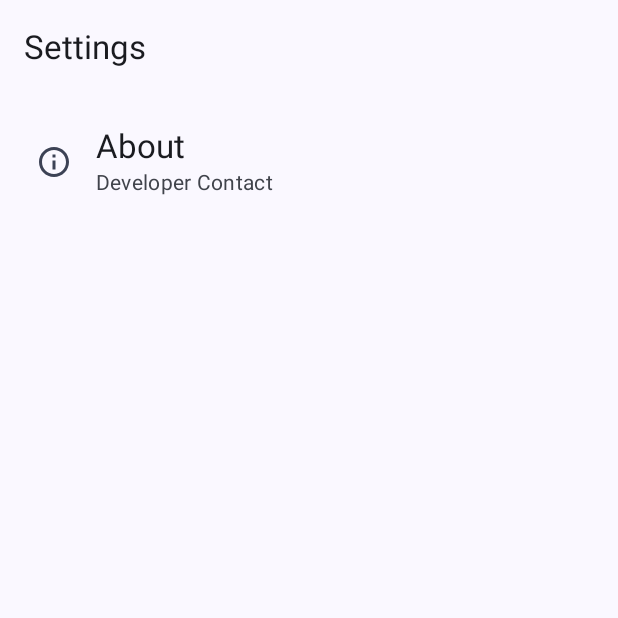
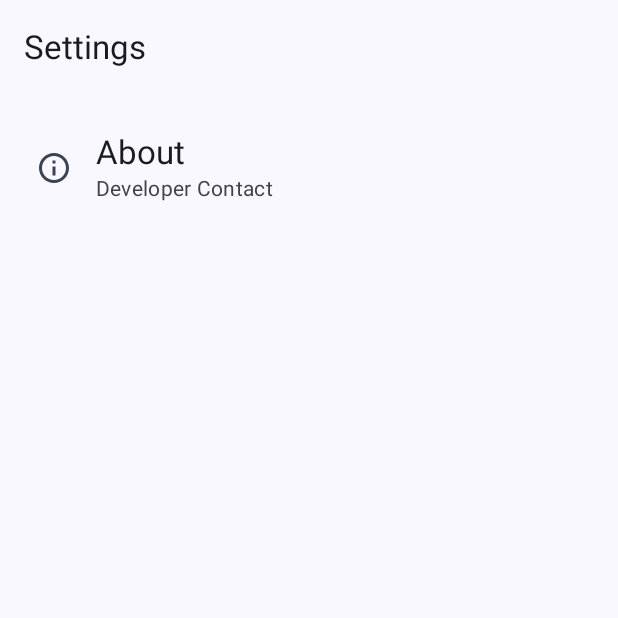
Before and after one commit to SuhasDissa/MemerizeApp, an Android app built with Jetpack Compose: the SettingsScreen screen opened through its navigation route, on a phone screen of 412 x 824 dp, the top half of it. Run offline under Robolectric (Android 15) with nearby library versions, the phone set to English and light mode, and no system bars; our stand-ins replace accompanist; libraries missing offline, so code that uses them is left out: com.google.accompanist.navigation.

Commit message:
UX Improvements

```diff
--- a/app/src/main/java/app/suhasdissa/memerize/ui/components/CardImage.kt
+++ b/app/src/main/java/app/suhasdissa/memerize/ui/components/CardImage.kt
@@ -30,7 +30,7 @@ fun CardImage(
 ) {
     ElevatedCard(
         modifier = modifier
-            .padding(4.dp)
+            .padding(8.dp)
             .fillMaxWidth()
             .aspectRatio(1f)
             .clickable { clickAction() }) {
--- a/app/src/main/java/app/suhasdissa/memerize/ui/components/HighlightCard.kt
+++ b/app/src/main/java/app/suhasdissa/memerize/ui/components/HighlightCard.kt
@@ -29,8 +29,8 @@ fun HighlightCard(
 ) {
     ElevatedCard(
         modifier = modifier
-            .width(200.dp)
-            .height(300.dp)
+            .width(240.dp)
+            .height(320.dp)
             .padding(16.dp)
     ) {
         Column(
@@ -43,7 +43,7 @@ fun HighlightCard(
         ) {
             Image(
                 modifier = modifier
-                    .size(120.dp)
+                    .size(128.dp)
                     .clip(CircleShape),
                 painter = painterResource(thumbnail),
                 contentDescription = null
--- a/app/src/main/java/app/suhasdissa/memerize/ui/components/SettingItem.kt
+++ b/app/src/main/java/app/suhasdissa/memerize/ui/components/SettingItem.kt
@@ -20,7 +20,7 @@ fun SettingItem(title: String, description: String, icon: ImageVector?, onClick:
         Row(
             modifier = Modifier
                 .fillMaxWidth()
-                .padding(16.dp, 20.dp),
+                .padding(16.dp, 24.dp),
             verticalAlignment = Alignment.CenterVertically,
         ) {
             icon?.let {
@@ -36,7 +36,7 @@ fun SettingItem(title: String, description: String, icon: ImageVector?, onClick:
             Column(
                 modifier = Modifier
                     .weight(1f)
-                    .padding(start = if (icon == null) 12.dp else 0.dp)
+                    .padding(start = if (icon == null) 16.dp else 0.dp)
             ) {
                 Text(
                     text = title,
--- a/app/src/main/java/app/suhasdissa/memerize/ui/components/TextCard.kt
+++ b/app/src/main/java/app/suhasdissa/memerize/ui/components/TextCard.kt
@@ -26,13 +26,13 @@ fun TextCard(
     ElevatedCard(
         onClick = { clickAction() },
         modifier = modifier
-            .padding(4.dp)
+            .padding(8.dp)
             .fillMaxWidth()
 
     ) {
         Box(
             modifier
-                .padding(horizontal = 10.dp, vertical = 6.dp)
+                .padding(horizontal = 16.dp, vertical = 8.dp)
                 .height(IntrinsicSize.Min)
         ) {
             Text(text = text, style = MaterialTheme.typography.headlineSmall)
--- a/app/src/main/java/app/suhasdissa/memerize/ui/screens/primary/FeedScreen.kt
+++ b/app/src/main/java/app/suhasdissa/memerize/ui/screens/primary/FeedScreen.kt
@@ -49,7 +49,7 @@ private fun FeedGrid(
     LazyVerticalGrid(
         columns = GridCells.Adaptive(375.dp),
         modifier = modifier.fillMaxWidth(),
-        contentPadding = PaddingValues(4.dp)
+        contentPadding = PaddingValues(8.dp)
     ) {
         items(items = postsState.children) { item ->
             val encodedText = URLEncoder.encode(
--- a/app/src/main/java/app/suhasdissa/memerize/ui/screens/primary/FunnyVideoScreen.kt
+++ b/app/src/main/java/app/suhasdissa/memerize/ui/screens/primary/FunnyVideoScreen.kt
@@ -49,7 +49,7 @@ private fun TextCardGrid(
     LazyVerticalGrid(
         columns = GridCells.Adaptive(375.dp),
         modifier = modifier.fillMaxWidth(),
-        contentPadding = PaddingValues(4.dp)
+        contentPadding = PaddingValues(8.dp)
     ) {
         items(items = funnyVideoState.children) { item ->
             val encodedURl = URLEncoder.encode(item.content, StandardCharsets.UTF_8.toString())
--- a/app/src/main/java/app/suhasdissa/memerize/ui/screens/primary/HomeScreen.kt
+++ b/app/src/main/java/app/suhasdissa/memerize/ui/screens/primary/HomeScreen.kt
@@ -57,7 +57,9 @@ fun HomeScreen(
         LazyColumn(
             modifier
                 .fillMaxWidth()
-                .padding(innerPadding), verticalArrangement = Arrangement.spacedBy(20.dp)
+                .padding(innerPadding)
+                .padding(horizontal = 8.dp),
+            verticalArrangement = Arrangement.spacedBy(20.dp)
         ) {
             item {
                 Text(
--- a/app/src/main/java/app/suhasdissa/memerize/ui/screens/primary/SettingsScreen.kt
+++ b/app/src/main/java/app/suhasdissa/memerize/ui/screens/primary/SettingsScreen.kt
@@ -35,7 +35,7 @@ fun SettingsScreen(
             modifier
                 .fillMaxWidth()
                 .padding(innerPadding),
-            verticalArrangement = Arrangement.spacedBy(20.dp)
+            verticalArrangement = Arrangement.spacedBy(24.dp)
         ) {
             item {
                 SettingItem(
--- a/app/src/main/java/app/suhasdissa/memerize/ui/screens/primary/TelegramMemeScreen.kt
+++ b/app/src/main/java/app/suhasdissa/memerize/ui/screens/primary/TelegramMemeScreen.kt
@@ -24,6 +24,8 @@ import app.suhasdissa.memerize.backend.viewmodels.TelegramUiState
 import app.suhasdissa.memerize.backend.viewmodels.TelegramViewModel
 import app.suhasdissa.memerize.ui.components.ErrorScreen
 import app.suhasdissa.memerize.ui.components.LoadingScreen
+import app.suhasdissa.memerize.ui.components.MemeCard
+import app.suhasdissa.memerize.ui.components.VideoCard
 
 
 @Composable
@@ -65,7 +67,7 @@ private fun MemeGrid(
             LazyVerticalGrid(
                 columns = GridCells.Adaptive(375.dp),
                 modifier = modifier.fillMaxWidth(),
-                contentPadding = PaddingValues(4.dp)
+                contentPadding = PaddingValues(8.dp)
             ) {
 
                 items(items = memes) { meme ->
@@ -85,6 +87,5 @@ private fun MemeGrid(
                 )
             }
         }
-
     }
 }
--- a/app/src/main/java/app/suhasdissa/memerize/ui/screens/secondary/TextView.kt
+++ b/app/src/main/java/app/suhasdissa/memerize/ui/screens/secondary/TextView.kt
@@ -29,7 +29,7 @@ fun TextView(text: String, modifier: Modifier = Modifier) {
         Card(
             modifier
                 .fillMaxSize(.8f)
-                .padding(10.dp)
+                .padding(16.dp)
         ) {
             LazyColumn(modifier.fillMaxSize()) {
                 item {
```
Also changed, not shown: app/src/main/java/app/suhasdissa/memerize/ui/components/MemeCard.kt (added, +21 -0 lines), app/src/main/java/app/suhasdissa/memerize/ui/components/VideoCard.kt (added, +52 -0 lines), app/src/main/java/app/suhasdissa/memerize/ui/screens/primary/AboutScreen.kt (+7 -7 lines), app/src/main/java/app/suhasdissa/memerize/ui/screens/primary/RedditMemeScreen.kt (+14 -39 lines), app/src/main/java/app/suhasdissa/memerize/ui/screens/secondary/PhotoView.kt (+15 -6 lines), app/src/main/java/app/suhasdissa/memerize/ui/screens/secondary/VideoView.kt (+13 -2 lines).
